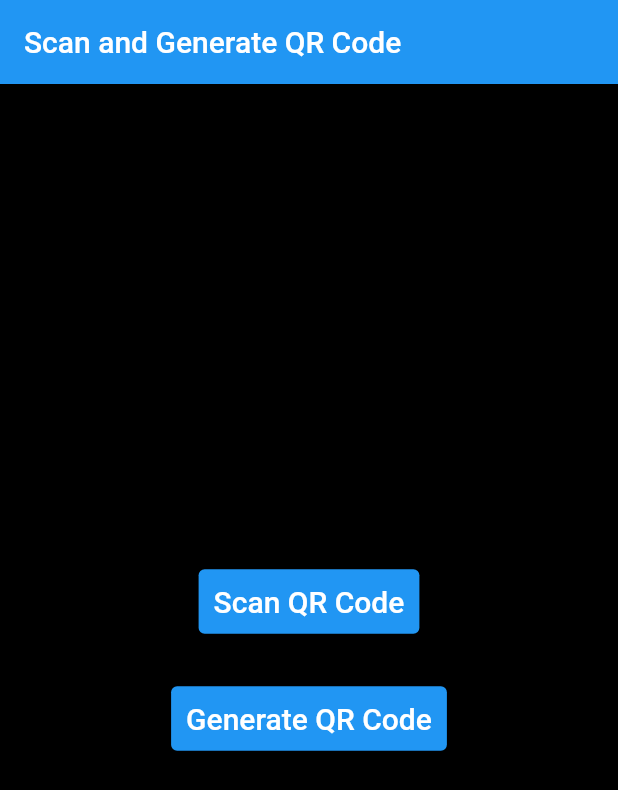
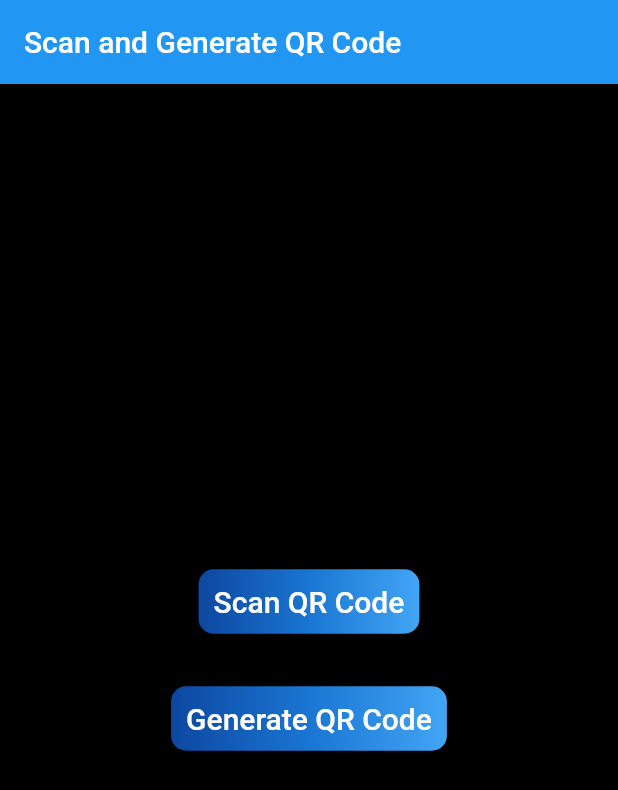
Before and after one commit to MSSohan/scan_and_generate_qr_code, a Flutter app: the screen it shows after launch, on a phone screen of 412 x 824 dp. Shown: the top 790 px of the screen. Run offline on Flutter 3.47's test engine with Material 2 defaults, Android fonts, the phone set to English and light mode, and no system bars; our stand-ins replace barcode_widget; missing offline and left inert: flutter_barcode_scanner.

Commit message:
project done

```diff
--- a/lib/features/scanQRcode/scan_qr_code.dart
+++ b/lib/features/scanQRcode/scan_qr_code.dart
@@ -16,7 +16,7 @@ class _ScanQRCodeState extends State<ScanQRCode> {
   Widget build(BuildContext context) {
     return Scaffold(
       appBar: AppBar(
-        title: Text("Scan QR Code"),
+        title: const Text("Scan QR Code"),
       ),
       body: Center(
         child: Column(
--- a/lib/main.dart
+++ b/lib/main.dart
@@ -46,30 +46,61 @@
         child: Column(
           mainAxisAlignment: MainAxisAlignment.center,
           children: <Widget>[
+
+
             ElevatedButton(
               onPressed: () {
                 Navigator.of(context).push(MaterialPageRoute(
                     builder: (BuildContext context) => ScanQRCode()));
               },
               style: ElevatedButton.styleFrom(
-                primary: Colors.blue,
-                onPrimary: Colors.white,
+              primary: Colors.transparent, // Make the button transparent
+              onPrimary: Colors.white,
+              padding: const EdgeInsets.all(10.0),
+              ),
+              child: Container(
+                decoration: BoxDecoration(
+                  gradient: const LinearGradient(
+                    colors: <Color>[
+                      Color(0xFF0D47A1),
+                      Color(0xFF1976D2),
+                      Color(0xFF42A5F5),
+                    ],
+                  ),
+                  borderRadius: BorderRadius.circular(10.0), // Optional: Add rounded corners
+                ),
                 padding: const EdgeInsets.all(10.0),
-              ),
               child: const Text('Scan QR Code', style: TextStyle(fontSize: 20)),
             ),
-            const SizedBox(height: 30),
+        ),
+
+            const SizedBox(height: 15),
+
+
             ElevatedButton(
               onPressed: () {
                 Navigator.of(context).push(MaterialPageRoute(
                     builder: (BuildContext context) => CreateQRCode()));
-              },
+                },
               style: ElevatedButton.styleFrom(
-                primary: Colors.blue,
+                primary: Colors.transparent, // Make the button transparent
                 onPrimary: Colors.white,
                 padding: const EdgeInsets.all(10.0),
+                ),
+              child: Container(
+                  decoration: BoxDecoration(
+                    gradient: const LinearGradient(
+                      colors: <Color>[
+                        Color(0xFF0D47A1),
+                        Color(0xFF1976D2),
+                        Color(0xFF42A5F5),
+                      ],
+                    ),
+                    borderRadius: BorderRadius.circular(10.0), // Optional: Add rounded corners
+                  ),
+                  padding: const EdgeInsets.all(10.0),
+                child: const Text('Generate QR Code', style: TextStyle(fontSize: 20)),
               ),
-              child: const Text('Generate QR Code', style: TextStyle(fontSize: 20)),
             ),
           ],
         ),
```
